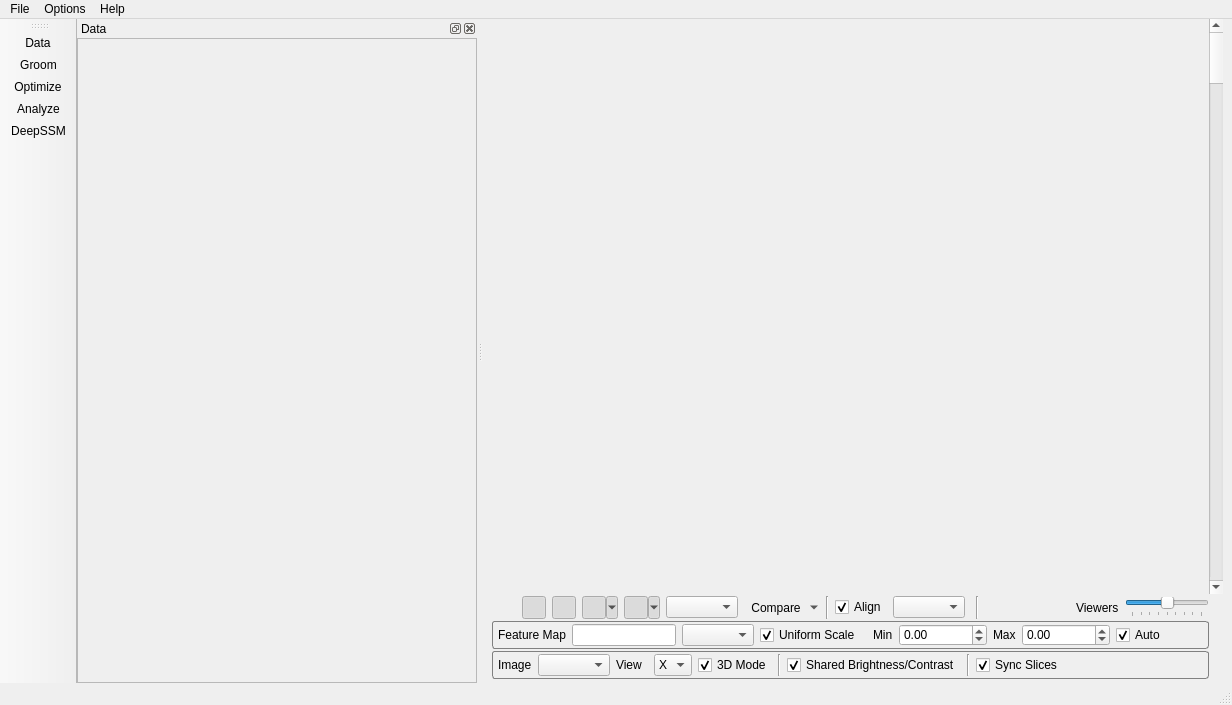
Above: Studio/src/Interface/ShapeWorksStudioApp.ui from SCIInstitute/ShapeWorks before the change. Below: the same form after it.
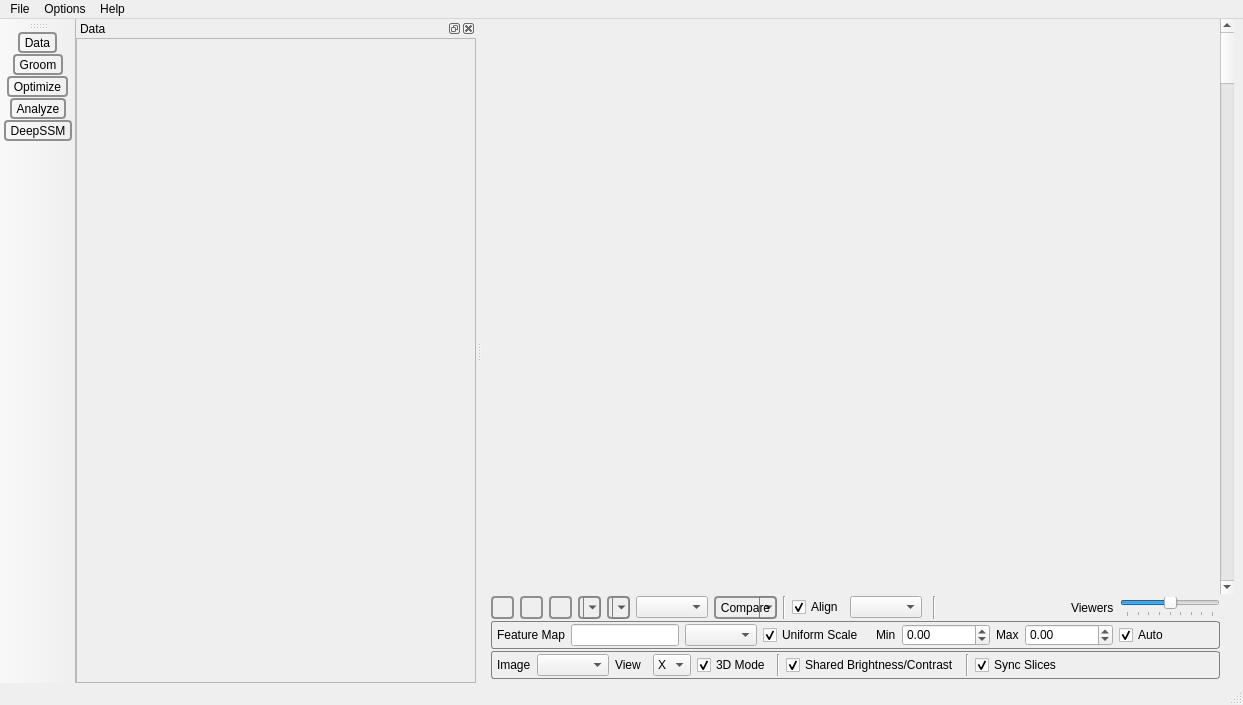
That is the form after the change. Icons and pictures are not drawn. Custom widgets are drawn as their Qt base class.

Patch:
```diff
--- a/Studio/src/Interface/ShapeWorksStudioApp.ui
+++ b/Studio/src/Interface/ShapeWorksStudioApp.ui
@@ -6,7 +6,7 @@
    <rect>
     <x>0</x>
     <y>0</y>
-    <width>1232</width>
+    <width>1243</width>
     <height>705</height>
    </rect>
   </property>
@@ -30,6 +30,44 @@
 
 QToolButton#compare::checked {
 	background-color: rgb(170, 81, 0);
+}
+
+
+
+QToolButton { /* all types of tool button */
+    border: 2px solid #8f8f91;
+    border-radius: 4px;
+/*    background-color: qlineargradient(x1: 0, y1: 0, x2: 0, y2: 1,
+                                      stop: 0 #f6f7fa, stop: 1 #dadbde);
+*/
+}
+
+QToolButton[popupMode=&quot;1&quot;] { /* only for MenuButtonPopup */
+    padding-right: 20px; /* make way for the popup button */
+}
+
+/*
+QToolButton:pressed {
+    background-color: qlineargradient(x1: 0, y1: 0, x2: 0, y2: 1,
+                                      stop: 0 #dadbde, stop: 1 #f6f7fa);
+}
+*/
+
+/* the subcontrols below are used only in the MenuButtonPopup mode */
+QToolButton::menu-button {
+    border: 1px solid gray;
+    border-top-right-radius: 6px;
+    border-bottom-right-radius: 6px;
+    /* 16px width + 4px for border = 20px allocated above */
+    width: 16px;
+}
+
+QToolButton::menu-arrow {
+    image: url(&quot;:/Studio/Images/down_arrow.png&quot;);
+}
+
+QToolButton::menu-arrow:open {
+    top: 1px; left: 1px; /* shift it a bit */
 }</string>
   </property>
   <widget class="QWidget" name="centralwidget">
@@ -673,7 +711,7 @@
     <rect>
      <x>0</x>
      <y>0</y>
-     <width>1232</width>
+     <width>1243</width>
      <height>24</height>
     </rect>
    </property>
```
